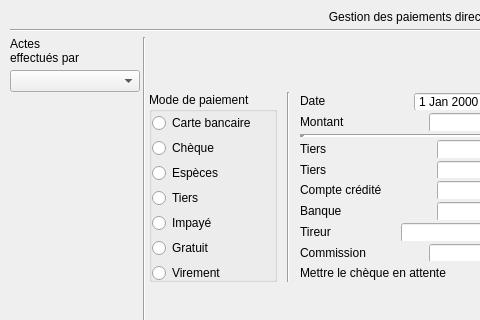
ukinoki/Rufus, file Dialogs/dlg_paiementdirect.ui: the form before one commit; both pictures show x 0 to 480 and y 0 to 320 of the 819 by 1040 pixel window.
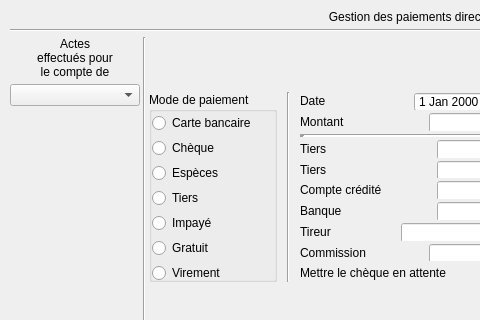
The form after the commit. Icons and pictures are not drawn. Custom widgets are drawn as their Qt base class.

Commit message: 9/12/18 correction de bugs dans dlg_param, database, user, dlg_gestioncomptes, cls_acte.cpp, cls_compte, procedures amélioration de rufus.cpp et dlg_paiementdirect

```diff
--- a/Dialogs/dlg_paiementdirect.ui
+++ b/Dialogs/dlg_paiementdirect.ui
@@ -111,10 +111,11 @@
          </property>
          <property name="text">
           <string>Actes
-effectués par</string>
+effectués pour
+le compte de</string>
          </property>
          <property name="alignment">
-          <set>Qt::AlignBottom|Qt::AlignLeading|Qt::AlignLeft</set>
+          <set>Qt::AlignBottom|Qt::AlignHCenter</set>
          </property>
         </widget>
        </item>
```
The commit also changes 11 other files.
